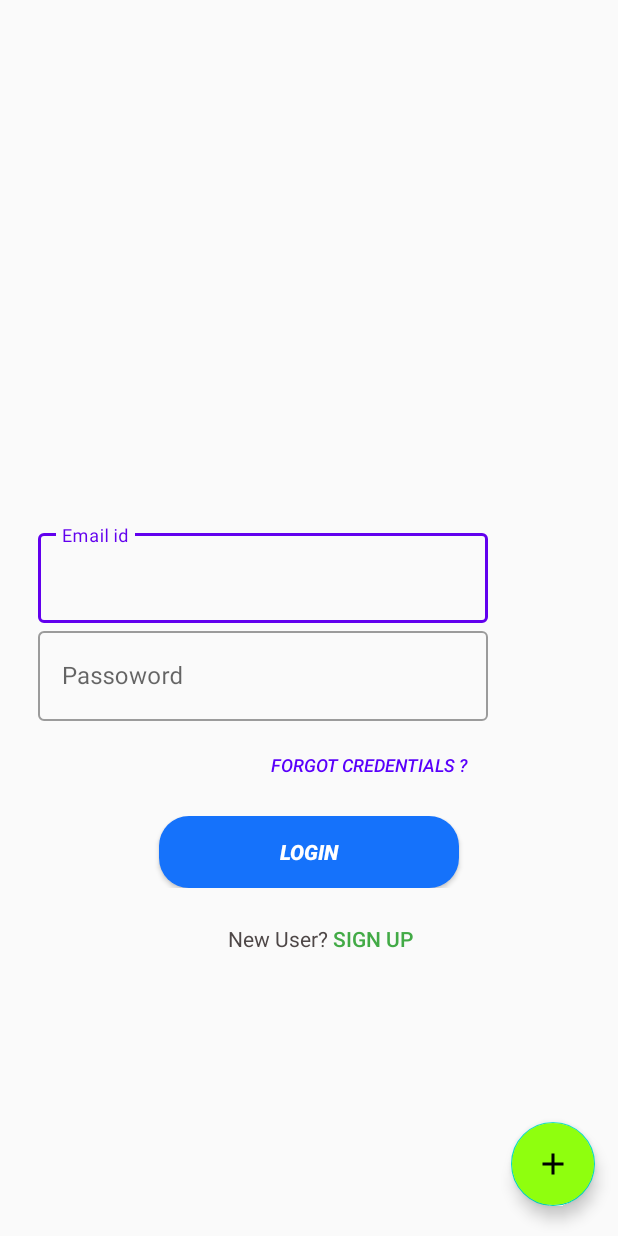
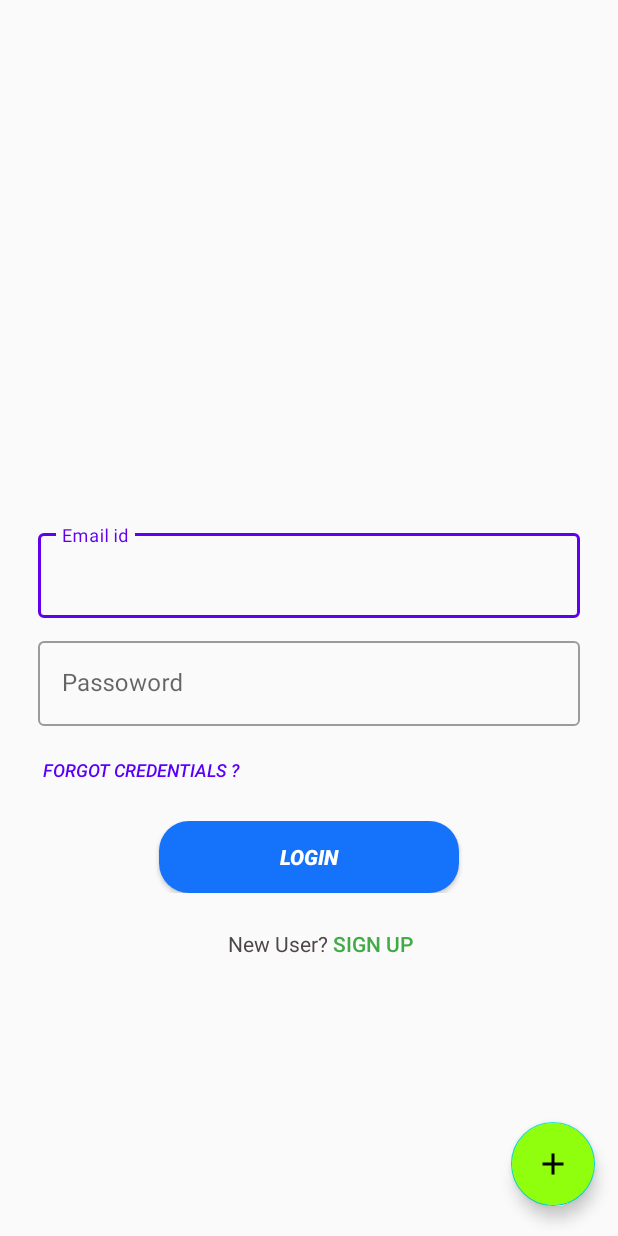
Before and after one commit to Thundersharp-in/CAdmin, an Android app: the fragment loginFragment shown on its own in the app's theme, on a phone screen of 412 x 824 dp. Run offline under Robolectric (Android 15) with nearby library versions, the phone set to English and light mode, and no system bars; our stand-ins replace Firebase (no records; nobody signed in at launch, a user with empty details on screens opened directly); 5 statements that could not run were skipped.

Commit message:
multiple sections updated

```diff
--- a/app/src/main/res/layout/fragment_login.xml
+++ b/app/src/main/res/layout/fragment_login.xml
@@ -10,12 +10,11 @@
 
     <LinearLayout
         android:id="@+id/edittexts"
-        android:layout_width="wrap_content"
+        android:layout_width="match_parent"
         android:layout_height="wrap_content"
         android:layout_marginTop="350dp"
-        android:layout_marginLeft="25dp"
         android:layout_marginStart="25dp"
-        android:weightSum="4"
+        android:layout_marginEnd="25dp"
         android:orientation="vertical">
 
         <com.google.android.material.textfield.TextInputLayout
@@ -26,11 +25,11 @@
 
             <com.google.android.material.textfield.TextInputEditText
                 android:id="@+id/email"
-                android:layout_width="300dp"
-                android:layout_height="60dp"
-                android:paddingLeft="19dp"
+                android:layout_width="match_parent"
+                android:layout_height="wrap_content"
                 android:textColor="#2C2C2C"
                 android:paddingEnd="10dp"
+                android:paddingLeft="19dp"
                 android:inputType="textEmailAddress"
                 android:hint="Email id"
                 />
@@ -40,13 +39,14 @@
         <com.google.android.material.textfield.TextInputLayout
             android:layout_width="match_parent"
             android:layout_height="wrap_content"
+            android:layout_marginTop="@dimen/padding_10"
             style="@style/Widget.MaterialComponents.TextInputLayout.OutlinedBox"
             >
 
             <com.google.android.material.textfield.TextInputEditText
                 android:id="@+id/password"
-                android:layout_width="300dp"
-                android:layout_height="60dp"
+                android:layout_width="match_parent"
+                android:layout_height="wrap_content"
                 android:paddingLeft="19dp"
                 android:textColor="#2C2C2C"
                 android:inputType="textPassword"
@@ -83,10 +83,11 @@
 
     <Button
         android:id="@+id/forgot"
-        android:layout_marginStart="180dp"
+        android:layout_marginStart="28dp"
         android:layout_width="wrap_content"
         android:layout_height="wrap_content"
         android:layout_below="@+id/edittexts"
+        android:layout_alignParentStart="true"
         android:background="@null"
         android:text="Forgot Credentials ?"
         android:textSize="12sp"
```
